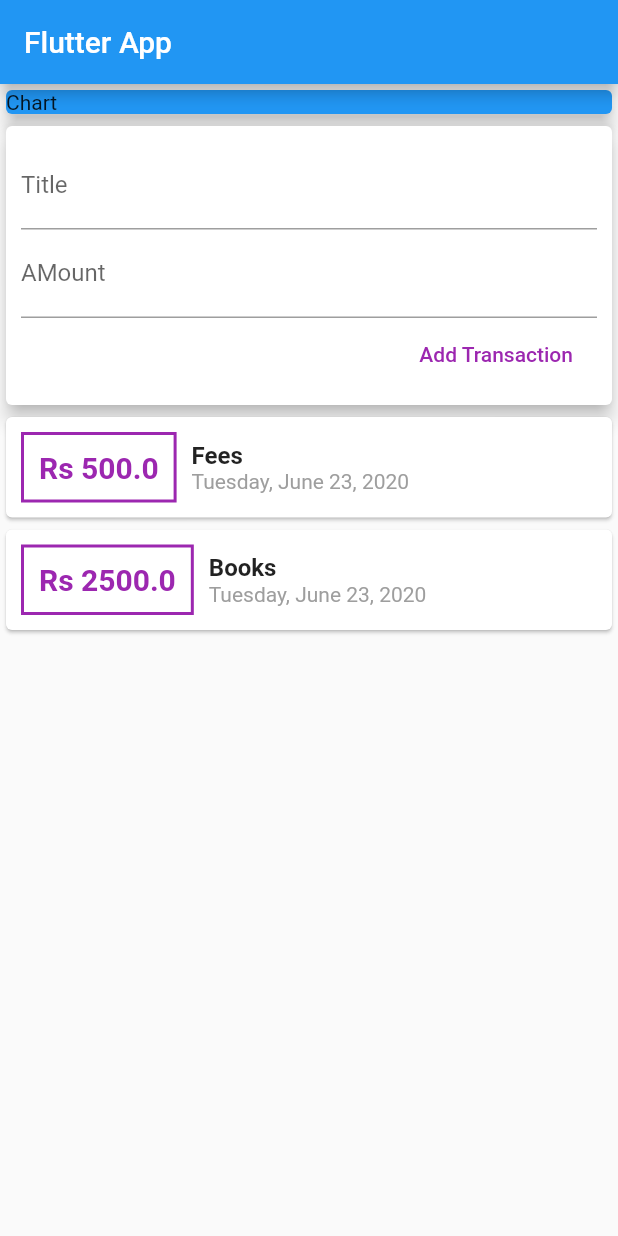
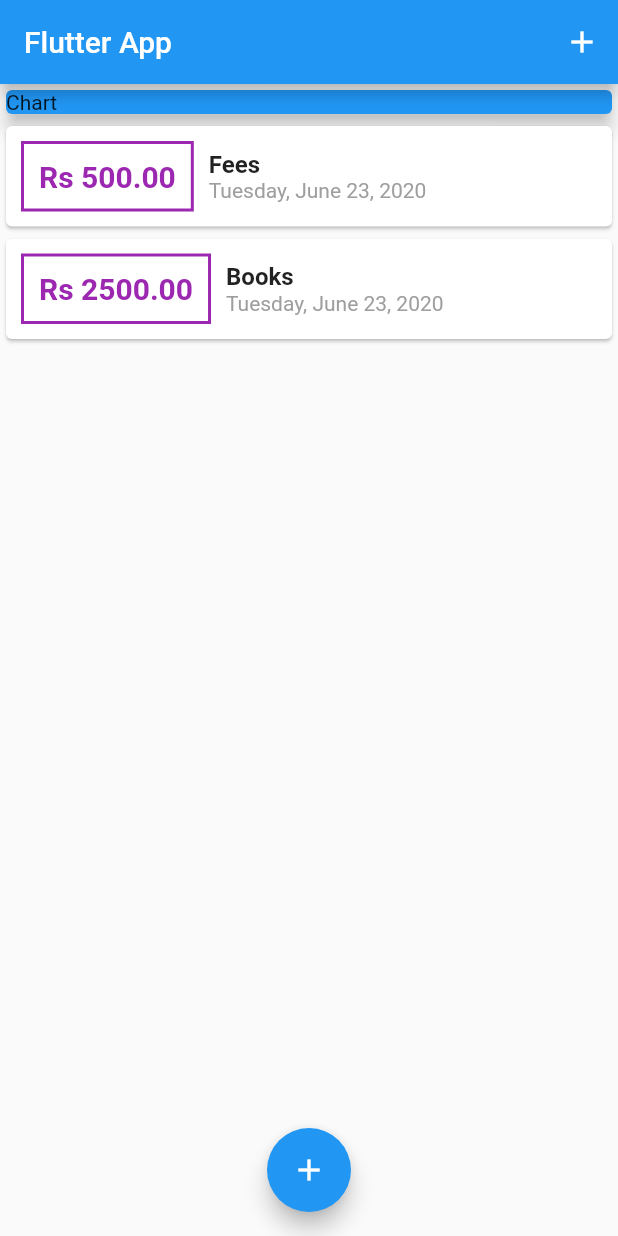
Before and after one commit to dishantsethi1/Expense-App, a Flutter app: the screen it shows after launch, on a phone screen of 412 x 824 dp. Run offline on Flutter 3.47's test engine with Material 2 defaults, Android fonts, the phone set to English and light mode, and no system bars.

Commit message:
adding Iconbutton

```diff
--- a/lib/main.dart
+++ b/lib/main.dart
@@ -1,5 +1,10 @@
-import './widgets/usertransaction.dart';
+import 'package:expenseApp/widgets/transactionlist.dart';
+
+import './widgets/newtransaction.dart';
+
+import './widgets/transactionlist.dart';
 import 'package:flutter/material.dart';
+import './models/transaction.dart';
 
 void main() => runApp(MyApp());
 
@@ -13,19 +18,72 @@ class MyApp extends StatelessWidget {
   }
 }
 
-class MyHomePage extends StatelessWidget {
+class MyHomePage extends StatefulWidget {
   // String title;
   // String amount;
+  @override
+  _MyHomePageState createState() => _MyHomePageState();
+}
+
+class _MyHomePageState extends State<MyHomePage> {
   final title = TextEditingController();
+
   final amount = TextEditingController();
+  final List<Transaction> _userTransactions = [
+    Transaction(
+      id: 't1',
+      amount: 500,
+      title: 'Fees',
+      date: DateTime.now(),
+    ),
+    Transaction(
+      id: 't2',
+      amount: 2500,
+      title: 'Books',
+      date: DateTime.now(),
+    ),
+  ];
+
+  void _addnew(String txtitle, double txamount) {
+    final newtx = Transaction(
+      title: txtitle,
+      amount: txamount,
+      date: DateTime.now(),
+      id: DateTime.now().toString(),
+    );
+
+    setState(() {
+      _userTransactions.add(newtx);
+    });
+  }
+
+  void _startnewtransaction(BuildContext ctx) {
+    showModalBottomSheet(
+      context: ctx,
+      builder: (_) {
+        return GestureDetector(
+          onTap:(){},
+          Newtransaction(_addnew),
+          behavior: HitTestBehavior.opaque,
+        );
+      },
+    );
+  }
+
   @override
   Widget build(BuildContext context) {
     return Scaffold(
       appBar: AppBar(
         title: Text('Flutter App'),
+        actions: <Widget>[
+          IconButton(
+            icon: Icon(Icons.add),
+            onPressed: () => _startnewtransaction(context),
+          ),
+        ],
       ),
       body: SingleChildScrollView(
-              child: Column(
+        child: Column(
           crossAxisAlignment: CrossAxisAlignment.stretch,
           mainAxisAlignment: MainAxisAlignment.start,
           children: <Widget>[
@@ -37,9 +95,14 @@ class MyHomePage extends StatelessWidget {
                 elevation: 5,
               ),
             ),
-            Usertransactions()
+            Transactionlist(_userTransactions),
           ],
         ),
+      ),
+      floatingActionButtonLocation: FloatingActionButtonLocation.centerFloat,
+      floatingActionButton: FloatingActionButton(
+        child: Icon(Icons.add),
+        onPressed: () => _startnewtransaction(context),
       ),
     );
   }
--- a/lib/widgets/transactionlist.dart
+++ b/lib/widgets/transactionlist.dart
@@ -24,7 +24,7 @@ class Transactionlist extends StatelessWidget {
                     ),
                     padding: EdgeInsets.all(10),
                     child: Text(
-                      '\Rs ${transactions[index].amount}',
+                      '\Rs ${transactions[index].amount.toStringAsFixed(2)}',
                       style: TextStyle(
                         fontWeight: FontWeight.bold,
                         fontSize: 20,
--- a/lib/widgets/usertransaction.dart
+++ /dev/null
@@ -1,49 +0,0 @@
-import 'package:flutter/material.dart';
-import './newtransaction.dart';
-import './transactionlist.dart';
-import '../models/transaction.dart';
-
-class Usertransactions extends StatefulWidget {
-  @override
-  _UsertransactionsState createState() => _UsertransactionsState();
-}
-
-class _UsertransactionsState extends State<Usertransactions> {
-  final List<Transaction> _userTransactions = [
-    Transaction(
-      id: 't1',
-      amount: 500,
-      title: 'Fees',
-      date: DateTime.now(),
-    ),
-    Transaction(
-      id: 't2',
-      amount: 2500,
-      title: 'Books',
-      date: DateTime.now(),
-    ),
-  ];
-
-  void _addnew(String txtitle, double txamount) {
-    final newtx = Transaction(
-      title: txtitle,
-      amount: txamount,
-      date: DateTime.now(),
-      id: DateTime.now().toString(),
-    );
-
-    setState(() {
-      _userTransactions.add(newtx);
-    });
-  }
-
-  @override
-  Widget build(BuildContext context) {
-    return Column(
-      children: <Widget>[
-        Newtransaction(_addnew),
-        Transactionlist(_userTransactions),
-      ],
-    );
-  }
-}
```
Also changed, not shown: lib/widgets/newtransaction.dart (+17 -6 lines).
